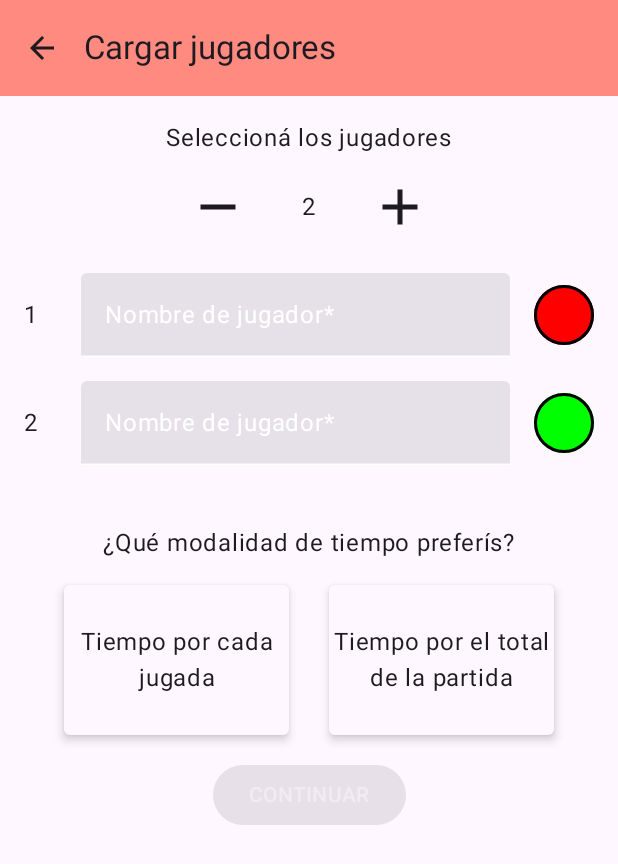
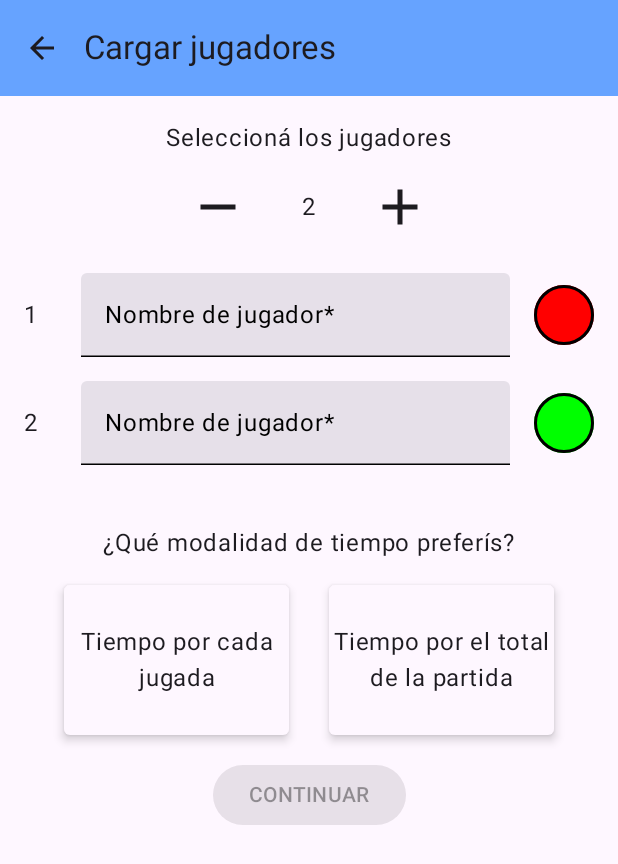
Before and after one commit to PernasA/MultiplayerClock, an Android app built with Jetpack Compose: the screen it shows after launch (MainActivity), after a tap on "Comenzar partida", on a phone screen of 412 x 824 dp. Shown: the top 864 px of the screen. Run offline under Robolectric (Android 15) with nearby library versions, the light colour scheme and no system bars.

Commit message:
Adding sounds and improving user experience in gamePage and homePage

```diff
--- a/androidApp/src/main/java/com/pernasA/multiplayerClocks/android/main/Navigation.kt
+++ b/androidApp/src/main/java/com/pernasA/multiplayerClocks/android/main/Navigation.kt
@@ -1,5 +1,6 @@
 package com.pernasA.multiplayerClocks.android.main
 
+import android.app.Application
 import androidx.annotation.StringRes
 import androidx.compose.foundation.layout.PaddingValues
 import androidx.compose.foundation.layout.fillMaxSize
@@ -34,6 +35,7 @@ import com.pernasA.multiplayerClocks.android.view.HomePage
 import com.pernasA.multiplayerClocks.android.view.LoadPreviousGamePage
 import com.pernasA.multiplayerClocks.android.view.SelectPlayersPage
 import com.pernasA.multiplayerClocks.android.viewModel.SharedViewModel
+import com.pernasA.multiplayerClocks.android.viewModel.SoundsController
 import com.pernasA.multiplayerclock.android.R
 import kotlinx.coroutines.CoroutineScope
 
@@ -54,8 +56,12 @@ fun Navigation(
 ) {
     val backStackEntry by navController.currentBackStackEntryAsState()
     val currentScreen = getCurrentScreen(backStackEntry?.destination?.route)
+    val localContext = LocalContext.current.applicationContext as Application
+    val soundsController = SoundsController(localContext)
     val sharedViewModel: SharedViewModel = viewModel()
+
     sharedViewModel.setNavController(navController)
+    sharedViewModel.setSoundsController(soundsController)
 
     val snackbarHostState = remember { SnackbarHostState() }
     val coroutineScope = rememberCoroutineScope()
@@ -141,7 +147,8 @@ private fun CreateNavigationHost(
                         isLoading = false
                     }
                 },
-                isLoading = isLoading
+                isLoading = isLoading,
+                sharedViewModel
             )
         }
 
--- a/androidApp/src/main/java/com/pernasA/multiplayerClocks/android/utils/Color.kt
+++ b/androidApp/src/main/java/com/pernasA/multiplayerClocks/android/utils/Color.kt
@@ -2,20 +2,15 @@ package com.pernasA.multiplayerClocks.android.utils
 
 import androidx.compose.ui.graphics.Color
 
-val ButtonRedPrimary = Color(0xFFFF3B30) // Rojo vibrante (Botón principal)
-val ButtonRedSecondary = Color(0xFFFF5E57) // Rojo coral (Botón resaltado)
-val ButtonRedTertiary = Color(0xFFFF8A80) // Rojo suave (Botón más claro)
+val ButtonPrimary = Color(0xFF0055D4) // Azul fuerte (Botón principal)
+val ButtonSecondary = Color(0xFF007AFF) // Azul brillante (Botón resaltado)
+val ButtonTertiary = Color(0xFF66A3FF) // Azul suave (Botón más claro)
 
-val ButtonRedPrimaryContainer = Color(0xFFCC2C24) // Rojo oscuro vibrante
-val ButtonRedSecondaryContainer = Color(0xFFEE4035) // Rojo intermedio brillante
-val ButtonRedTertiaryContainer = Color(0xFFFF7262) // Rojo melón alegre
+val ButtonPrimaryContainer = Color(0xFF003C9D) // Azul oscuro vibrante
+val ButtonSecondaryContainer = Color(0xFF004FBB) // Azul intermedio brillante
 
-val BackgroundBlack = Color(0xFF000000) // Negro profundo
-val RedPrimary = Color(0xFFFF0000) // Rojo brillante
-val RedSecondary = Color(0xFFCC0000) // Rojo oscuro
+val PrimaryAccent = Color(0xFFFFA500) // Naranja fuerte para detalles
+
+
+
 val BluePrimary = Color(0xFF0000FF) // Azul brillante
-val BlueSecondary = Color(0xFF0000CC) // Azul oscuro
-val YellowPrimary = Color(0xFFFFFF00) // Amarillo brillante
-val YellowSecondary = Color(0xFFCCCC00) // Amarillo dorado
-val GreenPrimary = Color(0xFF00FF00) // Verde brillante
-val GreenSecondary = Color(0xFF00CC00) // Verde oscuro
--- a/androidApp/src/main/java/com/pernasA/multiplayerClocks/android/utils/Theme.kt
+++ b/androidApp/src/main/java/com/pernasA/multiplayerClocks/android/utils/Theme.kt
@@ -21,22 +21,13 @@ import com.pernasA.multiplayerClocks.android.utils.Constants.Companion.SUBTITLE_
 // el primaryContainer es para el fondo de la card
 // el secondaryContainer es para los botones del HomePage
 
-val DarkColorScheme = darkColorScheme(
-    primary = ButtonRedPrimary,
-    secondary = ButtonRedSecondary,
-    tertiary = ButtonRedTertiary,
-    primaryContainer = ButtonRedPrimaryContainer,
-    secondaryContainer = ButtonRedSecondaryContainer,
-    onSurfaceVariant = Color.Black,
-)
-
 val LightColorScheme = lightColorScheme(
-    primary = ButtonRedPrimary,
-    secondary = ButtonRedSecondary,
-    tertiary = ButtonRedTertiary,
-    primaryContainer = ButtonRedPrimaryContainer,
-    secondaryContainer = ButtonRedSecondaryContainer,
-    onSurfaceVariant = Color.White,
+    primary = ButtonPrimary,
+    secondary = ButtonSecondary,
+    tertiary = ButtonTertiary,
+    primaryContainer = ButtonPrimaryContainer,
+    secondaryContainer = ButtonSecondaryContainer,
+    onSurfaceVariant = Color.Black, // Mejor contraste sobre fondo blanco
 )
 
 @Composable
@@ -60,8 +51,7 @@ fun MyClocksAppTheme(
         large = RoundedCornerShape(0.dp)
     )
 
-    val colorScheme = if (darkTheme) DarkColorScheme
-    else LightColorScheme
+    val colorScheme = LightColorScheme
 
     MaterialTheme(
         colorScheme = colorScheme,
--- a/androidApp/src/main/java/com/pernasA/multiplayerClocks/android/view/ChooseTimerPage.kt
+++ b/androidApp/src/main/java/com/pernasA/multiplayerClocks/android/view/ChooseTimerPage.kt
@@ -70,6 +70,8 @@ fun ChooseTimerPage(
                 val playersList = sharedViewModel.playersList.collectAsState()
                 Button(
                     onClick = {
+                        sharedViewModel.getSoundsController().playButtonTickSound()
+
                         val totalSeconds = selectedTimeMinutes * 60 + selectedTimeSeconds
                         val incrementSecondsTotal = incrementSeconds
 
--- a/androidApp/src/main/java/com/pernasA/multiplayerClocks/android/view/HomePage.kt
+++ b/androidApp/src/main/java/com/pernasA/multiplayerClocks/android/view/HomePage.kt
@@ -53,18 +53,20 @@ import androidx.compose.ui.window.Popup
 import androidx.compose.ui.window.PopupProperties
 
 import com.pernasA.multiplayerClocks.android.utils.BluePrimary
-import com.pernasA.multiplayerClocks.android.utils.ButtonRedPrimaryContainer
+import com.pernasA.multiplayerClocks.android.utils.ButtonPrimaryContainer
 import com.pernasA.multiplayerClocks.android.utils.Constants.Companion.BUTTON_HOME_TEXT_SIZE
 import com.pernasA.multiplayerClocks.android.utils.Constants.Companion.TITLE_TEXT_SIZE
 import com.pernasA.multiplayerClocks.android.utils.MyClocksAppTheme
-import com.pernasA.multiplayerClocks.android.utils.RedPrimary
+import com.pernasA.multiplayerClocks.android.utils.PrimaryAccent
+import com.pernasA.multiplayerClocks.android.viewModel.SharedViewModel
 import com.pernasA.multiplayerclock.android.R
 
 @Composable
 fun HomePage(
     selectPlayersOnClick: () -> Unit,
     loadGameOnClick: () -> Unit,
-    isLoading: Boolean = false
+    isLoading: Boolean = false,
+    sharedViewModel: SharedViewModel
 ) {
     val showTooltip = remember { mutableStateOf(false) }
     Box(modifier = Modifier.fillMaxSize()) {
@@ -83,7 +85,8 @@ fun HomePage(
                 HomePageInit(
                     selectPlayersOnClick,
                     loadGameOnClick,
-                    showTooltip
+                    showTooltip,
+                    sharedViewModel
                 )
             }
         }
@@ -99,7 +102,7 @@ fun HomePage(
                 )
             }
         }
-        ExtendedShareButton()
+        ExtendedShareButton(sharedViewModel)
     }
 }
 
@@ -107,7 +110,8 @@ fun HomePage(
 fun HomePageInit(
     selectPlayersOnClick: () -> Unit,
     loadGameOnClick: () -> Unit,
-    showTooltip: MutableState<Boolean>
+    showTooltip: MutableState<Boolean>,
+    sharedViewModel: SharedViewModel
 ) {
     Column(
         modifier = Modifier
@@ -138,9 +142,16 @@ fun HomePageInit(
             MyFilledButton(
                 selectPlayersOnClick,
                 R.string.start_game,
-                Modifier.padding(top = 15.dp)
+                Modifier.padding(top = 15.dp),
+                sharedViewModel
             )
-            RowRoutesButtons(loadGameOnClick, showTooltip)
+            MyFilledButton(
+                loadGameOnClick,
+                R.string.load_previous_game,
+                Modifier.padding(top = 15.dp),
+                sharedViewModel
+            )
+            //RowRoutesButtons(loadGameOnClick, showTooltip)
         }
     }
 }
@@ -181,17 +192,21 @@ fun MyFilledButton(
     onClick: () -> Unit,
     buttonText: Int,
     modifier: Modifier,
-    textColor: Color? = Color.White
-) {
+    sharedViewModel: SharedViewModel,
+
+    ) {
     FilledTonalButton(
-        onClick = { onClick() },
+        onClick = {
+            sharedViewModel.getSoundsController().playButtonTickSound()
+            onClick()
+                  },
         modifier.fillMaxWidth(),
-        border = BorderStroke(0.7.dp, ButtonRedPrimaryContainer),
+        border = BorderStroke(0.7.dp, ButtonPrimaryContainer),
     ) {
         Text(
             stringResource(buttonText),
             fontSize = BUTTON_HOME_TEXT_SIZE,
-            color = textColor ?: Color.White,
+            color = Color.White,
             textAlign = TextAlign.Center
         )
     }
@@ -201,7 +216,8 @@ fun MyFilledButton(
 @Composable
 fun RowRoutesButtons(
     observationRoutesOnClick: () -> Unit,
-    showTooltipState: MutableState<Boolean>
+    showTooltipState: MutableState<Boolean>,
+    sharedViewModel: SharedViewModel
 ) {
     val showTooltip by showTooltipState
     Row (modifier = Modifier.padding(top = 18.dp)) {
@@ -210,7 +226,8 @@ fun RowRoutesButtons(
             R.string.load_previous_game,
             Modifier
                 .padding(end = 5.dp)
-                .weight(1F)
+                .weight(1F),
+            sharedViewModel
         )
         Box(modifier = Modifier.width(5.dp))
         Box(
@@ -242,7 +259,7 @@ fun RowRoutesButtons(
                     Surface(
                         modifier = Modifier.padding(8.dp),
                         shape = RoundedCornerShape(8.dp),
-                        color = RedPrimary,
+                        color = PrimaryAccent,
                         shadowElevation = 4.dp,
                         border = BorderStroke(0.5.dp, Color.White)
                     ) {
@@ -259,7 +276,7 @@ fun RowRoutesButtons(
 }
 
 @Composable
-fun ExtendedShareButton() {
+fun ExtendedShareButton(sharedViewModel: SharedViewModel) {
     val context = LocalContext.current
     val shareText = stringResource(id = R.string.button_share_text)
     val whatsappIntent = Intent(Intent.ACTION_VIEW).apply {
@@ -272,9 +289,12 @@ fun ExtendedShareButton() {
         contentAlignment = Alignment.BottomEnd
     ) {
         LargeFloatingActionButton(
-            onClick = { context.startActivity(whatsappIntent) },
+            onClick = {
+                sharedViewModel.getSoundsController().playButtonTickSound()
+                context.startActivity(whatsappIntent)
+                      },
             shape = CircleShape,
-            containerColor = ButtonRedPrimaryContainer,
+            containerColor = ButtonPrimaryContainer,
             contentColor = Color.Black,
             modifier = Modifier.size(60.dp)
         ) {
@@ -290,7 +310,8 @@ fun HomePagePreview() {
         HomePage(
             selectPlayersOnClick = {},
             loadGameOnClick = {},
-            isLoading = true
+            isLoading = true,
+            sharedViewModel = SharedViewModel()
         )
     }
 }
--- a/androidApp/src/main/java/com/pernasA/multiplayerClocks/android/view/PlayerCard.kt
+++ b/androidApp/src/main/java/com/pernasA/multiplayerClocks/android/view/PlayerCard.kt
@@ -102,7 +102,7 @@ fun PlayerCard(
                 Text(
                     text = (index + 1).toString(),
                     color = Color.Black,
-                    fontSize = TITLE_TEXT_SIZE,
+                    fontSize = 20.sp,
                     fontWeight = if (isCurrentPlayer) FontWeight.Bold else FontWeight.Normal,
                     modifier = Modifier.width(40.dp).padding(horizontal = 15.dp)
                 )
--- a/androidApp/src/main/java/com/pernasA/multiplayerClocks/android/view/SelectPlayersPage.kt
+++ b/androidApp/src/main/java/com/pernasA/multiplayerClocks/android/view/SelectPlayersPage.kt
@@ -156,18 +156,25 @@ fun SelectPlayersPage(
                 TimeModeCard(
                     title = "Tiempo por cada jugada",
                     isSelected = selectedTimeMode == TIME_EACH_MOVE,
-                    onClick = { selectedTimeMode = TIME_EACH_MOVE }
+                    onClick = {
+                        sharedViewModel.getSoundsController().playButtonTickSound()
+                        selectedTimeMode = TIME_EACH_MOVE
+                    }
                 )
                 TimeModeCard(
                     title = "Tiempo por el total de la partida",
                     isSelected = selectedTimeMode == TIME_ALL_GAME,
-                    onClick = { selectedTimeMode = TIME_ALL_GAME }
+                    onClick = {
+                        selectedTimeMode = TIME_ALL_GAME
+                        sharedViewModel.getSoundsController().playButtonTickSound()
+                    }
                 )
             }
 
             Spacer(modifier = Modifier.height(16.dp))
             Button(
                 onClick = {
+                    sharedViewModel.getSoundsController().playButtonTickSound()
                     val playersList = mutableListOf<Player>()
                     for (i in playerNames.indices) {
                         val name = playerNames[i]
@@ -212,7 +219,7 @@ fun PlayerRow(
         TextField(
             value = playerName,
             onValueChange = { newName ->
-                if (newName.length <= 10) {
+                if (newName.length <= 9) {
                     onNameChange(newName.replaceFirstChar { it.uppercaseChar() })
                 }
             },
--- a/androidApp/src/main/java/com/pernasA/multiplayerClocks/android/viewModel/SharedViewModel.kt
+++ b/androidApp/src/main/java/com/pernasA/multiplayerClocks/android/viewModel/SharedViewModel.kt
@@ -179,8 +179,10 @@ open class SharedViewModel : ViewModel() {
 
         val gson = Gson()
         val playersJson = gson.toJson(_playersList.value)
+        val originalPlayersJson = gson.toJson(_originalPlayersList.value)
 
         editor.putString("playersList", playersJson)
+        editor.putString("originalPlayersList", originalPlayersJson)
         editor.putInt("currentPlayerIndex", _currentPlayerIndex)
         editor.putInt("typeOfTimer", _typeOfTimer)
         editor.putInt("timePerMoveInSecondsGlobal", _timePerMoveInSecondsGlobal)
@@ -195,10 +197,14 @@ open class SharedViewModel : ViewModel() {
 
         val gson = Gson()
         val playersJson = sharedPreferences.getString("playersList", "[]")
+        val originalPlayersJson = sharedPreferences.getString("originalPlayersList", "[]")
+
         val type = object : TypeToken<List<Player>>() {}.type
         val savedPlayers: List<Player> = gson.fromJson(playersJson, type)
+        val savedOriginalPlayers: List<Player> = gson.fromJson(originalPlayersJson, type)
 
         _playersList.value = savedPlayers
+        _originalPlayersList.value = savedOriginalPlayers
         _currentPlayerIndex = sharedPreferences.getInt("currentPlayerIndex", 0)
         _typeOfTimer = sharedPreferences.getInt("typeOfTimer", -1)
         _timePerMoveInSecondsGlobal = sharedPreferences.getInt("timePerMoveInSecondsGlobal", 0)
@@ -207,7 +213,6 @@ open class SharedViewModel : ViewModel() {
 
         return savedPlayers.isNotEmpty() && _typeOfTimer != -1
     }
-
 
     fun setNavController(navController: NavHostController) {
         this.navController = navController
@@ -238,4 +243,10 @@ open class SharedViewModel : ViewModel() {
             startTimer()
         }
     }
+
+    fun setSoundsController(soundsController: SoundsController) {
+        this.soundsController = soundsController
+    }
+
+    fun getSoundsController() = soundsController
 }
--- /dev/null
+++ b/androidApp/src/main/java/com/pernasA/multiplayerClocks/android/viewModel/SoundsController.kt
@@ -0,0 +1,100 @@
+package com.pernasA.multiplayerClocks.android.viewModel
+
+import android.app.Application
+import android.media.MediaPlayer
+import androidx.compose.runtime.mutableStateOf
+import androidx.lifecycle.AndroidViewModel
+import com.pernasA.multiplayerclock.android.R
+
+class SoundsController (application: Application) : AndroidViewModel(application) {
+    private val context = application.applicationContext
+    private var tickSound: MediaPlayer? = null
+    private var changePlayerSound: MediaPlayer? = null
+    private var lessThanTenSecondsClockSound: MediaPlayer? = null
+    private var youLoseGameSound: MediaPlayer? = null
+    private var youWinGameSound: MediaPlayer? = null
+
+    var soundsEnabled = mutableStateOf(true)
+
+    fun toggleSound() {
+        soundsEnabled.value = !soundsEnabled.value
+    }
+
+    fun playButtonTickSound() {
+        if (soundsEnabled.value) {
+            stopTickSound()
+            tickSound = MediaPlayer.create(context, R.raw.button_change_page)
+            tickSound?.start()
+        }
+    }
+
+    fun stopTickSound() {
+        tickSound?.stop()
+        tickSound?.release()
+        tickSound = null
+    }
+
+    fun playChangePlayerSound() {
+        if (soundsEnabled.value) {
+            stopChangePlayerSound()
+            changePlayerSound = MediaPlayer.create(context, R.raw.change_player_sound)
+            changePlayerSound?.start()
+        }
+    }
+
+    fun stopChangePlayerSound() {
+        changePlayerSound?.stop()
+        changePlayerSound?.release()
+        changePlayerSound = null
+    }
+
+    fun playTenSecondsLeft() {
+        if (soundsEnabled.value) {
+            stopTenSecondsLeftSound()
+            lessThanTenSecondsClockSound = MediaPlayer.create(context, R.raw.less_than_10_seconds)
+            lessThanTenSecondsClockSound?.start()
+        }
+    }
+
+    fun stopTenSecondsLeftSound() {
+        lessThanTenSecondsClockSound?.stop()
+        lessThanTenSecondsClockSound?.release()
+        lessThanTenSecondsClockSound = null
+    }
+
+    fun playYouLoseGameSound() {
+        if (soundsEnabled.value) {
+            stopYouLoseGameSound()
+            youLoseGameSound = MediaPlayer.create(context, R.raw.you_lose_trompeta)
+            youLoseGameSound?.start()
+        }
+    }
+
+    fun stopYouLoseGameSound() {
+        youLoseGameSound?.stop()
+        youLoseGameSound?.release()
+        youLoseGameSound = null
+    }
+
+    fun playYouWinGameSound() {
+        if (soundsEnabled.value) {
+            stopYouWinGameSound()
+            youWinGameSound = MediaPlayer.create(context, R.raw.less_than_10_seconds)
+            youWinGameSound?.start()
+        }
+    }
+
+    fun stopYouWinGameSound() {
+        youWinGameSound?.stop()
+        youWinGameSound?.release()
+        youWinGameSound = null
+    }
+
+    override fun onCleared() {
+        super.onCleared()
+        stopTickSound()
+        stopYouLoseGameSound()
+        stopYouWinGameSound()
+        stopTenSecondsLeftSound()
+    }
+}
--- a/androidApp/src/main/res/values/strings.xml
+++ b/androidApp/src/main/res/values/strings.xml
@@ -5,7 +5,7 @@
     <string name="title_main_page">RELOJES</string>
     <string name="subtitle_main_page">PARA JUEGOS DE MESA</string>
     <string name="start_game">Comenzar partida</string>
-    <string name="load_previous_game">Jugar partida guarda</string>
+    <string name="load_previous_game">Jugar partida guardada</string>
 
     #NAVIGATION IN TOOLBAR
     <string name="main_page_appbar_title">Home</string>
```
Also changed, not shown: androidApp/src/main/java/com/pernasA/multiplayerClocks/android/view/GamePage.kt (+72 -20 lines), 5 other files.
